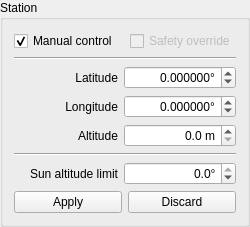
AMOS-uniba/amos-client, file widgets/qstation.ui: the form before one commit.
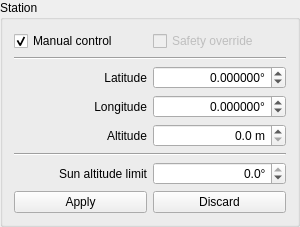
The form after the commit.

Commit message: Microfix to GUI alignment

Patch:
```diff
--- a/widgets/qstation.ui
+++ b/widgets/qstation.ui
@@ -6,7 +6,7 @@
    <rect>
     <x>0</x>
     <y>0</y>
-    <width>235</width>
+    <width>300</width>
     <height>203</height>
    </rect>
   </property>
@@ -23,7 +23,23 @@
    <string>Station</string>
   </property>
   <layout class="QGridLayout" name="gridLayout">
-   <item row="1" column="3">
+   <item row="0" column="0">
+    <widget class="QCheckBox" name="cb_manual">
+     <property name="sizePolicy">
+      <sizepolicy hsizetype="Minimum" vsizetype="Fixed">
+       <horstretch>1</horstretch>
+       <verstretch>0</verstretch>
+      </sizepolicy>
+     </property>
+     <property name="text">
+      <string>Manual control</string>
+     </property>
+     <property name="checked">
+      <bool>true</bool>
+     </property>
+    </widget>
+   </item>
+   <item row="0" column="1">
     <widget class="QCheckBox" name="cb_safety_override">
      <property name="enabled">
       <bool>false</bool>
@@ -39,7 +55,52 @@
      </property>
     </widget>
    </item>
-   <item row="4" column="1">
+   <item row="1" column="0" colspan="2">
+    <widget class="Line" name="line_up">
+     <property name="orientation">
+      <enum>Qt::Horizontal</enum>
+     </property>
+    </widget>
+   </item>
+   <item row="2" column="0">
+    <widget class="QLabel" name="lx_lat">
+     <property name="text">
+      <string>Latitude</string>
+     </property>
+     <property name="alignment">
+      <set>Qt::AlignRight|Qt::AlignTrailing|Qt::AlignVCenter</set>
+     </property>
+    </widget>
+   </item>
+   <item row="2" column="1">
+    <widget class="QDoubleSpinBox" name="dsb_latitude">
+     <property name="toolTip">
+      <string>geographic latitude of the station</string>
+     </property>
+     <property name="alignment">
+      <set>Qt::AlignRight|Qt::AlignTrailing|Qt::AlignVCenter</set>
+     </property>
+     <property name="showGroupSeparator" stdset="0">
+      <bool>true</bool>
+     </property>
+     <property name="suffix">
+      <string>°</string>
+     </property>
+     <property name="decimals">
+      <number>6</number>
+     </property>
+     <property name="minimum">
+      <double>-90.000000000000000</double>
+     </property>
+     <property name="maximum">
+      <double>90.000000000000000</double>
+     </property>
+     <property name="singleStep">
+      <double>0.000001000000000</double>
+     </property>
+    </widget>
+   </item>
+   <item row="3" column="0">
     <widget class="QLabel" name="lx_lon">
      <property name="text">
       <string>Longitude</string>
@@ -49,7 +110,45 @@
      </property>
     </widget>
    </item>
-   <item row="5" column="2" colspan="2">
+   <item row="3" column="1">
+    <widget class="QDoubleSpinBox" name="dsb_longitude">
+     <property name="toolTip">
+      <string>geographic longitude of the station</string>
+     </property>
+     <property name="alignment">
+      <set>Qt::AlignRight|Qt::AlignTrailing|Qt::AlignVCenter</set>
+     </property>
+     <property name="showGroupSeparator" stdset="0">
+      <bool>true</bool>
+     </property>
+     <property name="suffix">
+      <string>°</string>
+     </property>
+     <property name="decimals">
+      <number>6</number>
+     </property>
+     <property name="minimum">
+      <double>-180.000000000000000</double>
+     </property>
+     <property name="maximum">
+      <double>180.000000000000000</double>
+     </property>
+     <property name="singleStep">
+      <double>0.000001000000000</double>
+     </property>
+    </widget>
+   </item>
+   <item row="4" column="0">
+    <widget class="QLabel" name="lx_alt">
+     <property name="text">
+      <string>Altitude</string>
+     </property>
+     <property name="alignment">
+      <set>Qt::AlignRight|Qt::AlignTrailing|Qt::AlignVCenter</set>
+     </property>
+    </widget>
+   </item>
+   <item row="4" column="1">
     <widget class="QDoubleSpinBox" name="dsb_altitude">
      <property name="toolTip">
       <string>altitude above mean sea level</string>
@@ -77,52 +176,14 @@
      </property>
     </widget>
    </item>
-   <item row="6" column="1" colspan="3">
+   <item row="5" column="0" colspan="2">
     <widget class="Line" name="line_down">
      <property name="orientation">
       <enum>Qt::Horizontal</enum>
      </property>
     </widget>
    </item>
-   <item row="4" column="2" colspan="2">
-    <widget class="QDoubleSpinBox" name="dsb_longitude">
-     <property name="toolTip">
-      <string>geographic longitude of the station</string>
-     </property>
-     <property name="alignment">
-      <set>Qt::AlignRight|Qt::AlignTrailing|Qt::AlignVCenter</set>
-     </property>
-     <property name="showGroupSeparator" stdset="0">
-      <bool>true</bool>
-     </property>
-     <property name="suffix">
-      <string>°</string>
-     </property>
-     <property name="decimals">
-      <number>6</number>
-     </property>
-     <property name="minimum">
-      <double>-180.000000000000000</double>
-     </property>
-     <property name="maximum">
-      <double>180.000000000000000</double>
-     </property>
-     <property name="singleStep">
-      <double>0.000001000000000</double>
-     </property>
-    </widget>
-   </item>
-   <item row="3" column="1">
-    <widget class="QLabel" name="lx_lat">
-     <property name="text">
-      <string>Latitude</string>
-     </property>
-     <property name="alignment">
-      <set>Qt::AlignRight|Qt::AlignTrailing|Qt::AlignVCenter</set>
-     </property>
-    </widget>
-   </item>
-   <item row="7" column="1">
+   <item row="6" column="0">
     <widget class="QLabel" name="lx_darkness_limit">
      <property name="text">
       <string>Sun altitude limit</string>
@@ -132,17 +193,35 @@
      </property>
     </widget>
    </item>
-   <item row="5" column="1">
-    <widget class="QLabel" name="lx_alt">
-     <property name="text">
-      <string>Altitude</string>
+   <item row="6" column="1">
+    <widget class="QDoubleSpinBox" name="dsb_darkness_limit">
+     <property name="toolTip">
+      <string>darkness limit for opening the cover</string>
      </property>
      <property name="alignment">
       <set>Qt::AlignRight|Qt::AlignTrailing|Qt::AlignVCenter</set>
      </property>
+     <property name="showGroupSeparator" stdset="0">
+      <bool>true</bool>
+     </property>
+     <property name="suffix">
+      <string>°</string>
+     </property>
+     <property name="decimals">
+      <number>1</number>
+     </property>
+     <property name="minimum">
+      <double>-18.000000000000000</double>
+     </property>
+     <property name="maximum">
+      <double>0.000000000000000</double>
+     </property>
+     <property name="singleStep">
+      <double>0.500000000000000</double>
+     </property>
     </widget>
    </item>
-   <item row="9" column="1" colspan="3">
+   <item row="7" column="0" colspan="2">
     <layout class="QHBoxLayout" name="hl_station_info">
      <item>
       <widget class="QPushButton" name="bt_apply">
@@ -172,85 +251,6 @@
      </item>
     </layout>
    </item>
-   <item row="7" column="2" colspan="2">
-    <widget class="QDoubleSpinBox" name="dsb_darkness_limit">
-     <property name="toolTip">
-      <string>darkness limit for opening the cover</string>
-     </property>
-     <property name="alignment">
-      <set>Qt::AlignRight|Qt::AlignTrailing|Qt::AlignVCenter</set>
-     </property>
-     <property name="showGroupSeparator" stdset="0">
-      <bool>true</bool>
-     </property>
-     <property name="suffix">
-      <string>°</string>
-     </property>
-     <property name="decimals">
-      <number>1</number>
-     </property>
-     <property name="minimum">
-      <double>-18.000000000000000</double>
-     </property>
-     <property name="maximum">
-      <double>0.000000000000000</double>
-     </property>
-     <property name="singleStep">
-      <double>0.500000000000000</double>
-     </property>
-    </widget>
-   </item>
-   <item row="2" column="1" colspan="3">
-    <widget class="Line" name="line_up">
-     <property name="orientation">
-      <enum>Qt::Horizontal</enum>
-     </property>
-    </widget>
-   </item>
-   <item row="1" column="1">
-    <widget class="QCheckBox" name="cb_manual">
-     <property name="sizePolicy">
-      <sizepolicy hsizetype="Minimum" vsizetype="Fixed">
-       <horstretch>1</horstretch>
-       <verstretch>0</verstretch>
-      </sizepolicy>
-     </property>
-     <property name="text">
-      <string>Manual control</string>
-     </property>
-     <property name="checked">
-      <bool>true</bool>
-     </property>
-    </widget>
-   </item>
-   <item row="3" column="2" colspan="2">
-    <widget class="QDoubleSpinBox" name="dsb_latitude">
-     <property name="toolTip">
-      <string>geographic latitude of the station</string>
-     </property>
-     <property name="alignment">
-      <set>Qt::AlignRight|Qt::AlignTrailing|Qt::AlignVCenter</set>
-     </property>
-     <property name="showGroupSeparator" stdset="0">
-      <bool>true</bool>
-     </property>
-     <property name="suffix">
-      <string>°</string>
-     </property>
-     <property name="decimals">
-      <number>6</number>
-     </property>
-     <property name="minimum">
-      <double>-90.000000000000000</double>
-     </property>
-     <property name="maximum">
-      <double>90.000000000000000</double>
-     </property>
-     <property name="singleStep">
-      <double>0.000001000000000</double>
-     </property>
-    </widget>
-   </item>
   </layout>
  </widget>
  <resources/>
```
The commit also changes 1 other file.
